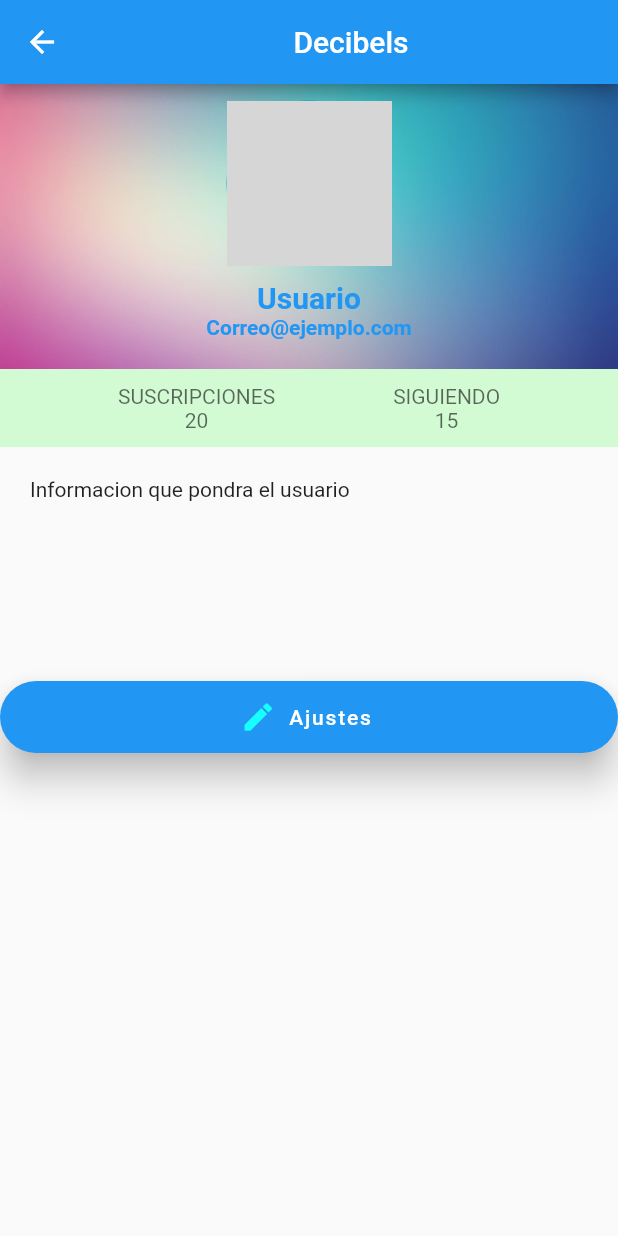
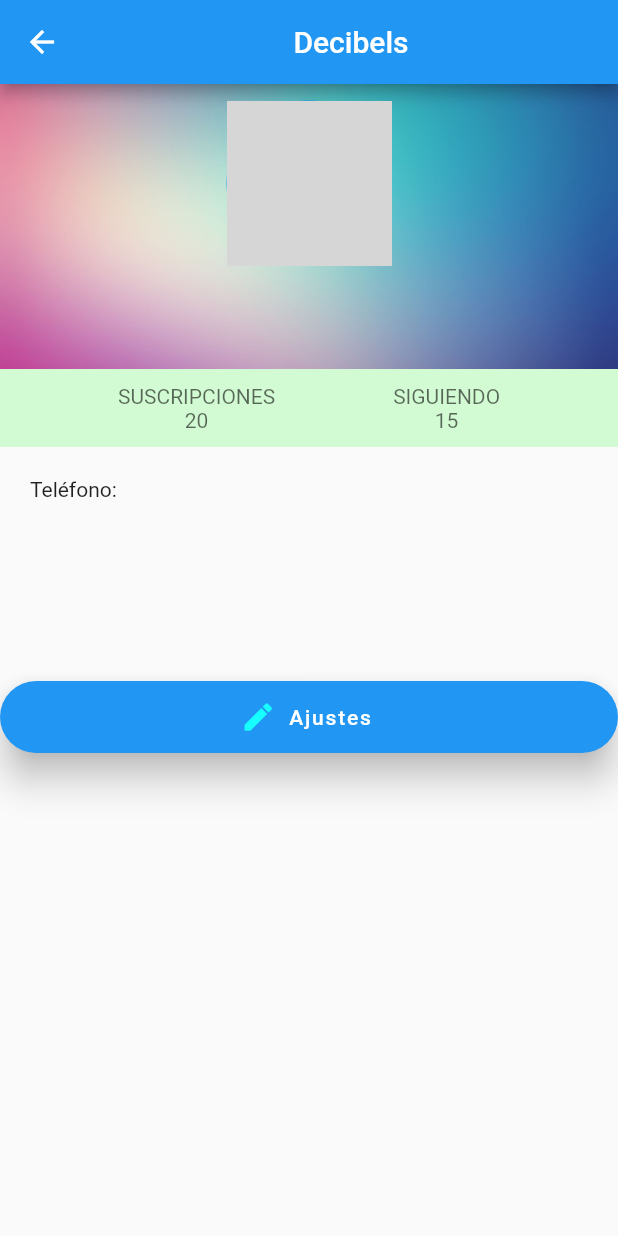
Before and after one commit to Davrobrine/decibels, a Flutter app: the Perfil screen opened by its route, on a phone screen of 412 x 824 dp. Run offline on Flutter 3.47's test engine with Material 2 defaults, Android fonts, the phone set to English and light mode, and no system bars; our stand-ins replace firebase_auth, firebase_core, font_awesome_flutter, google_sign_in; accounts and stored records are empty; network calls fail; grey boxes are pictures that could not be loaded.

Commit message:
F: Usando credenciales de Google

```diff
--- a/lib/pages/profile_page.dart
+++ b/lib/pages/profile_page.dart
@@ -33,14 +33,14 @@ class Perfil extends StatelessWidget {
                   size: 110,
                 ),
                 Text(
-                  "Usuario",
+                  user.displayName!,
                   style: TextStyle(
                       fontWeight: FontWeight.bold,
                       color: Colors.blue,
                       fontSize: 20),
                 ),
                 Text(
-                  "Correo@ejemplo.com",
+                  user.email!,
                   style: TextStyle(
                       fontWeight: FontWeight.bold, color: Colors.blue),
                 ),
@@ -52,7 +52,7 @@ class Perfil extends StatelessWidget {
             siguiendpo: 15,
           ),
           Descripcion(
-            text: "Informacion que pondra el usuario",
+            text: 'Teléfono: ${user.phoneNumber}',
           ),
           Padding(
             padding: EdgeInsets.all(50),
```
